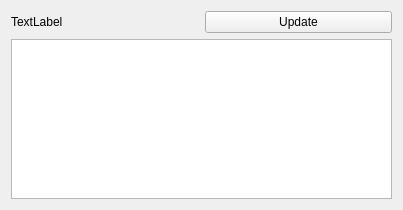
Qt form ui/multilinetextparameterwidget.ui (c-koi/gmic-qt) before a commit.
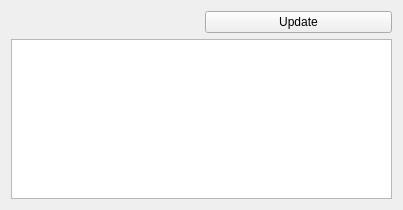
The same form after that commit.

What changed in the file:
```diff
--- a/ui/multilinetextparameterwidget.ui
+++ b/ui/multilinetextparameterwidget.ui
@@ -19,7 +19,7 @@
      <item>
       <widget class="QLabel" name="label">
        <property name="text">
-        <string>TextLabel</string>
+        <string/>
        </property>
       </widget>
      </item>
```
